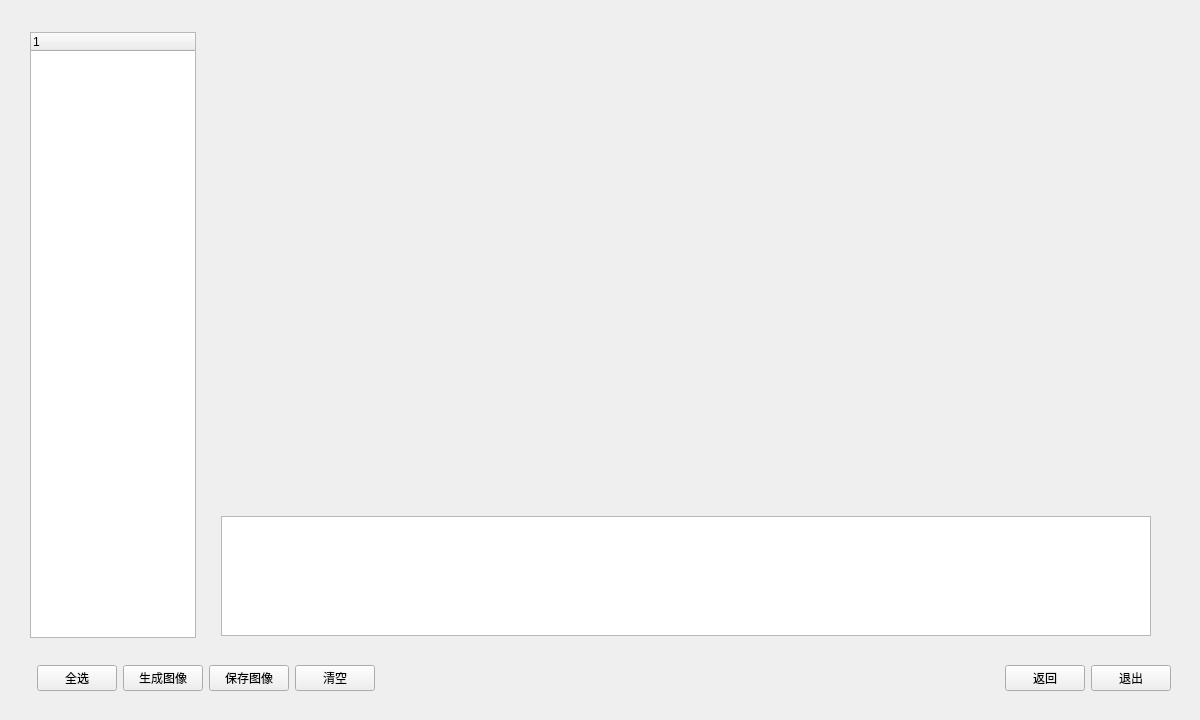
Above: firstwidget.ui from 24-24i/Trojan_Detection before the change. Below: the same form after it.
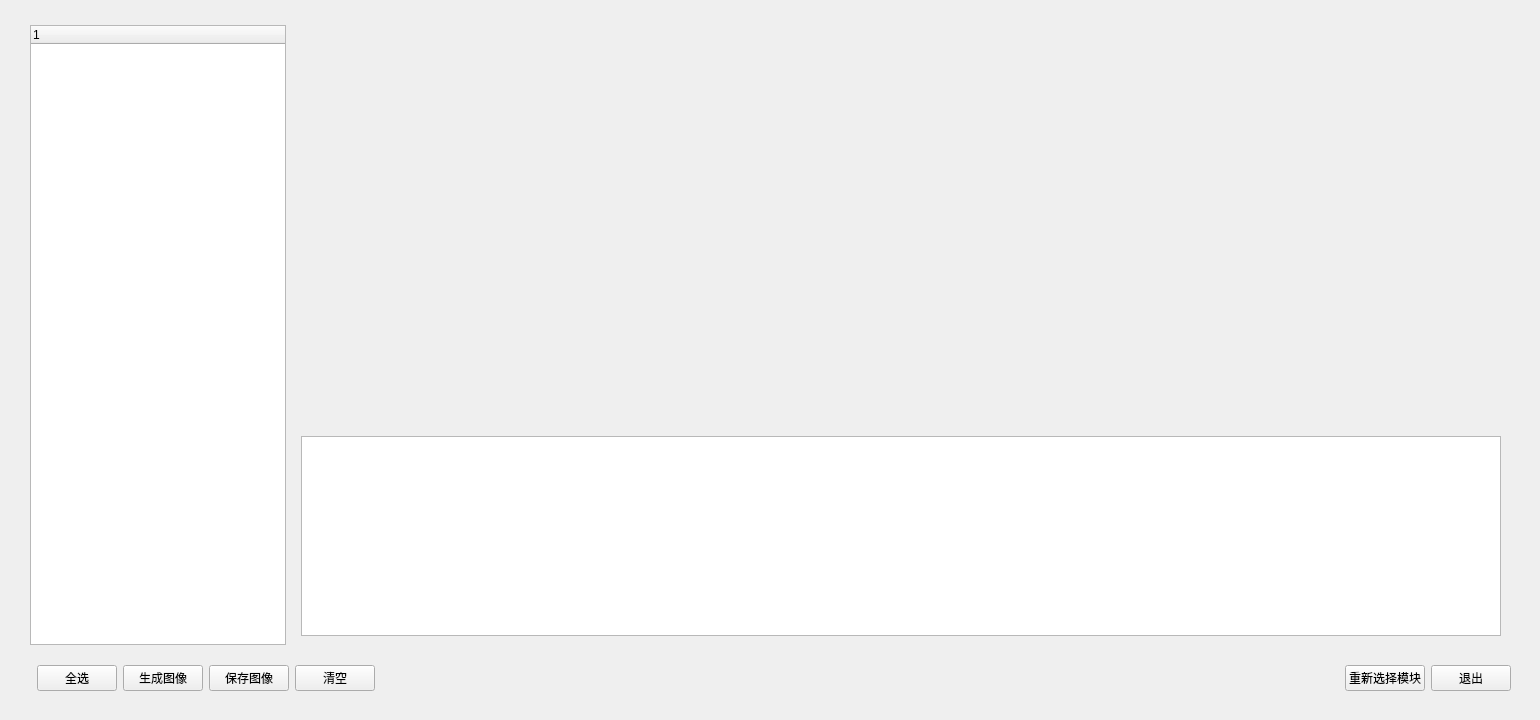
That is the form after the change. The open tabs and pages were chosen to show the change.

Commit message: 加入命令行，可以选择不同模块进行解析

Diff of the .ui file:
```diff
--- a/firstwidget.ui
+++ b/firstwidget.ui
@@ -6,8 +6,8 @@
    <rect>
     <x>0</x>
     <y>0</y>
-    <width>1200</width>
-    <height>712</height>
+    <width>1536</width>
+    <height>718</height>
    </rect>
   </property>
   <property name="windowTitle">
@@ -211,6 +211,12 @@
           </property>
           <item>
            <widget class="QTreeWidget" name="treeWidget">
+            <property name="sizePolicy">
+             <sizepolicy hsizetype="Fixed" vsizetype="Expanding">
+              <horstretch>0</horstretch>
+              <verstretch>0</verstretch>
+             </sizepolicy>
+            </property>
             <property name="minimumSize">
              <size>
               <width>0</width>
@@ -219,8 +225,8 @@
             </property>
             <property name="maximumSize">
              <size>
-              <width>256</width>
-              <height>606</height>
+              <width>300</width>
+              <height>800</height>
              </size>
             </property>
             <property name="lineWidth">
@@ -253,16 +259,22 @@
              </property>
              <item alignment="Qt::AlignHCenter|Qt::AlignTop">
               <widget class="QLabel" name="label">
+               <property name="sizePolicy">
+                <sizepolicy hsizetype="Expanding" vsizetype="Expanding">
+                 <horstretch>0</horstretch>
+                 <verstretch>0</verstretch>
+                </sizepolicy>
+               </property>
                <property name="minimumSize">
                 <size>
-                 <width>950</width>
-                 <height>480</height>
+                 <width>800</width>
+                 <height>600</height>
                 </size>
                </property>
                <property name="maximumSize">
                 <size>
-                 <width>950</width>
-                 <height>480</height>
+                 <width>1200</width>
+                 <height>800</height>
                 </size>
                </property>
                <property name="text">
@@ -283,14 +295,14 @@
               <widget class="QTextEdit" name="textEdit">
                <property name="minimumSize">
                 <size>
-                 <width>930</width>
-                 <height>120</height>
+                 <width>1200</width>
+                 <height>200</height>
                 </size>
                </property>
                <property name="maximumSize">
                 <size>
-                 <width>930</width>
-                 <height>120</height>
+                 <width>1200</width>
+                 <height>200</height>
                 </size>
                </property>
                <property name="html">
@@ -300,8 +312,8 @@
 hr { height: 1px; border-width: 0; }
 li.unchecked::marker { content: &quot;\2610&quot;; }
 li.checked::marker { content: &quot;\2612&quot;; }
-&lt;/style&gt;&lt;/head&gt;&lt;body style=&quot; font-family:'Microsoft YaHei UI'; font-size:9pt; font-weight:400; font-style:normal;&quot;&gt;
-&lt;p style=&quot;-qt-paragraph-type:empty; margin-top:0px; margin-bottom:0px; margin-left:0px; margin-right:0px; -qt-block-indent:0; text-indent:0px;&quot;&gt;&lt;br /&gt;&lt;/p&gt;&lt;/body&gt;&lt;/html&gt;</string>
+&lt;/style&gt;&lt;/head&gt;&lt;body style=&quot; font-family:'Cantarell'; font-size:11pt; font-weight:400; font-style:normal;&quot;&gt;
+&lt;p style=&quot;-qt-paragraph-type:empty; margin-top:0px; margin-bottom:0px; margin-left:0px; margin-right:0px; -qt-block-indent:0; text-indent:0px; font-family:'Microsoft YaHei UI'; font-size:9pt;&quot;&gt;&lt;br /&gt;&lt;/p&gt;&lt;/body&gt;&lt;/html&gt;</string>
                </property>
               </widget>
              </item>
@@ -374,7 +386,7 @@
           <item>
            <widget class="QPushButton" name="spb0">
             <property name="text">
-             <string>返回</string>
+             <string>重新选择模块</string>
             </property>
            </widget>
           </item>
```
Left out of the diff: 39 changed lines with no effect on the pictures. The commit also changes 34 other files.
